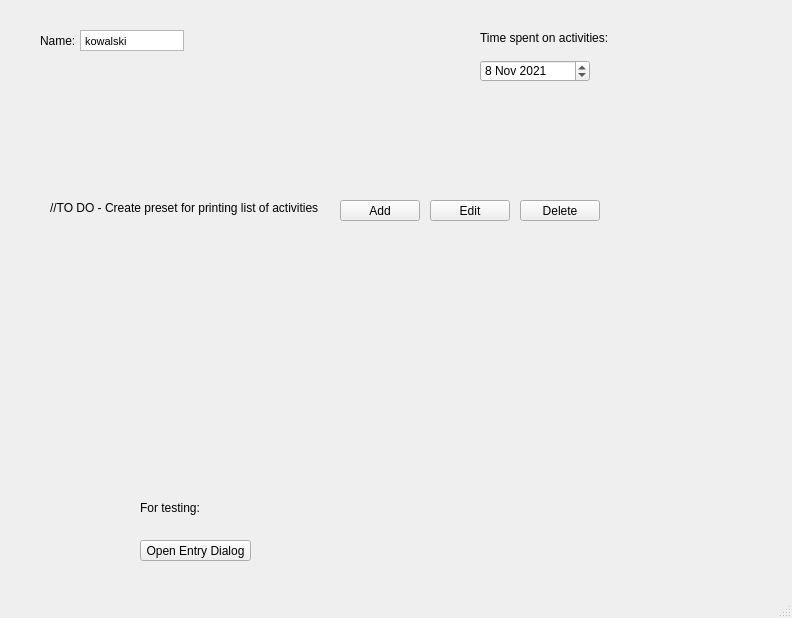
Above: Lab 1/Time_Reporting_System/mainwindow.ui from Maciekxdabu/egui21z-domanski-maciej before the change. Below: the same form after it.
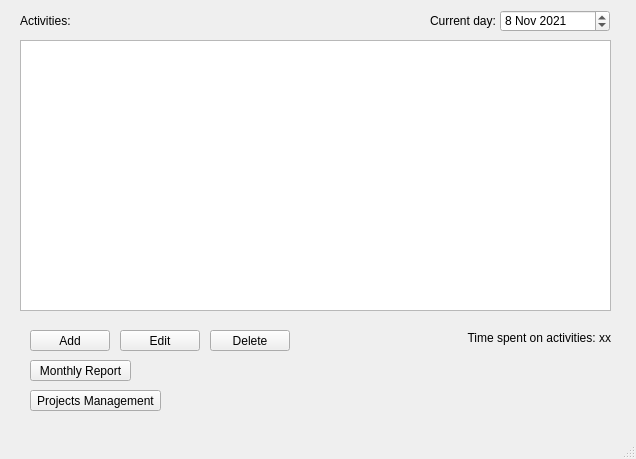
That is the form after the change.

The edit to the form file:
```diff
--- a/Lab 1/Time_Reporting_System/mainwindow.ui
+++ b/Lab 1/Time_Reporting_System/mainwindow.ui
@@ -6,84 +6,35 @@
    <rect>
     <x>0</x>
     <y>0</y>
-    <width>792</width>
-    <height>618</height>
+    <width>636</width>
+    <height>459</height>
    </rect>
   </property>
   <property name="windowTitle">
    <string>MainWindow</string>
   </property>
   <widget class="QWidget" name="centralwidget">
-   <widget class="QPushButton" name="pushButton">
-    <property name="geometry">
-     <rect>
-      <x>140</x>
-      <y>540</y>
-      <width>111</width>
-      <height>21</height>
-     </rect>
-    </property>
-    <property name="text">
-     <string>Open Entry Dialog</string>
-    </property>
-   </widget>
-   <widget class="QTextEdit" name="usernameText">
-    <property name="geometry">
-     <rect>
-      <x>80</x>
-      <y>30</y>
-      <width>104</width>
-      <height>21</height>
-     </rect>
-    </property>
-    <property name="verticalScrollBarPolicy">
-     <enum>Qt::ScrollBarAlwaysOff</enum>
-    </property>
-    <property name="horizontalScrollBarPolicy">
-     <enum>Qt::ScrollBarAlwaysOff</enum>
-    </property>
-    <property name="lineWrapMode">
-     <enum>QTextEdit::NoWrap</enum>
-    </property>
-    <property name="html">
-     <string>&lt;!DOCTYPE HTML PUBLIC &quot;-//W3C//DTD HTML 4.0//EN&quot; &quot;http://www.w3.org/TR/REC-html40/strict.dtd&quot;&gt;
-&lt;html&gt;&lt;head&gt;&lt;meta name=&quot;qrichtext&quot; content=&quot;1&quot; /&gt;&lt;style type=&quot;text/css&quot;&gt;
-p, li { white-space: pre-wrap; }
-&lt;/style&gt;&lt;/head&gt;&lt;body style=&quot; font-family:'MS Shell Dlg 2'; font-size:8.25pt; font-weight:400; font-style:normal;&quot;&gt;
-&lt;p style=&quot; margin-top:0px; margin-bottom:0px; margin-left:0px; margin-right:0px; -qt-block-indent:0; text-indent:0px;&quot;&gt;kowalski&lt;/p&gt;&lt;/body&gt;&lt;/html&gt;</string>
-    </property>
-   </widget>
-   <widget class="QLabel" name="usernameLabel">
-    <property name="geometry">
-     <rect>
-      <x>40</x>
-      <y>30</y>
-      <width>47</width>
-      <height>21</height>
-     </rect>
-    </property>
-    <property name="text">
-     <string>Name:</string>
-    </property>
-   </widget>
    <widget class="QLabel" name="timeSpentLabel">
     <property name="geometry">
      <rect>
-      <x>480</x>
-      <y>30</y>
+      <x>370</x>
+      <y>330</y>
       <width>241</width>
       <height>16</height>
      </rect>
     </property>
     <property name="text">
-     <string>Time spent on activities: </string>
+     <string>Time spent on activities: xx</string>
+    </property>
+    <property name="alignment">
+     <set>Qt::AlignRight|Qt::AlignTrailing|Qt::AlignVCenter</set>
     </property>
    </widget>
    <widget class="QDateEdit" name="dateEdit">
     <property name="geometry">
      <rect>
-      <x>480</x>
-      <y>60</y>
+      <x>500</x>
+      <y>10</y>
       <width>110</width>
       <height>22</height>
      </rect>
@@ -99,8 +50,8 @@
    <widget class="QPushButton" name="addActButton">
     <property name="geometry">
      <rect>
-      <x>340</x>
-      <y>200</y>
+      <x>30</x>
+      <y>330</y>
       <width>80</width>
       <height>21</height>
      </rect>
@@ -112,8 +63,8 @@
    <widget class="QPushButton" name="editActButton">
     <property name="geometry">
      <rect>
-      <x>430</x>
-      <y>200</y>
+      <x>120</x>
+      <y>330</y>
       <width>80</width>
       <height>21</height>
      </rect>
@@ -125,8 +76,8 @@
    <widget class="QPushButton" name="deleteActButton">
     <property name="geometry">
      <rect>
-      <x>520</x>
-      <y>200</y>
+      <x>210</x>
+      <y>330</y>
       <width>80</width>
       <height>21</height>
      </rect>
@@ -135,30 +86,78 @@
      <string>Delete</string>
     </property>
    </widget>
+   <widget class="QTableView" name="actTable">
+    <property name="geometry">
+     <rect>
+      <x>20</x>
+      <y>40</y>
+      <width>591</width>
+      <height>271</height>
+     </rect>
+    </property>
+    <property name="selectionMode">
+     <enum>QAbstractItemView::SingleSelection</enum>
+    </property>
+    <property name="selectionBehavior">
+     <enum>QAbstractItemView::SelectRows</enum>
+    </property>
+    <attribute name="horizontalHeaderStretchLastSection">
+     <bool>true</bool>
+    </attribute>
+    <attribute name="verticalHeaderVisible">
+     <bool>false</bool>
+    </attribute>
+   </widget>
+   <widget class="QLabel" name="label_3">
+    <property name="geometry">
+     <rect>
+      <x>20</x>
+      <y>10</y>
+      <width>61</width>
+      <height>21</height>
+     </rect>
+    </property>
+    <property name="text">
+     <string>Activities:</string>
+    </property>
+   </widget>
    <widget class="QLabel" name="label">
     <property name="geometry">
      <rect>
-      <x>50</x>
-      <y>200</y>
-      <width>271</width>
-      <height>16</height>
+      <x>430</x>
+      <y>10</y>
+      <width>71</width>
+      <height>21</height>
      </rect>
     </property>
     <property name="text">
-     <string>//TO DO - Create preset for printing list of activities</string>
+     <string>Current day:</string>
     </property>
    </widget>
-   <widget class="QLabel" name="label_2">
+   <widget class="QPushButton" name="monthlyReportButton">
     <property name="geometry">
      <rect>
-      <x>140</x>
-      <y>500</y>
-      <width>81</width>
-      <height>16</height>
+      <x>30</x>
+      <y>360</y>
+      <width>101</width>
+      <height>21</height>
      </rect>
     </property>
     <property name="text">
-     <string>For testing:</string>
+     <string>Monthly Report</string>
+    </property>
+   </widget>
+   <widget class="QPushButton" name="projectManagementButton">
+    <property name="geometry">
+     <rect>
+      <x>30</x>
+      <y>390</y>
+      <width>131</width>
+      <height>21</height>
+     </rect>
+    </property>
+    <property name="text">
+     <string>Projects Management</string>
     </property>
    </widget>
   </widget>
```
Left out of the diff: 10 changed lines with no effect on the pictures.
